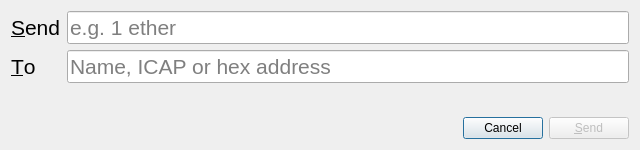
Above: libaleth/SendDialog.ui from ethereum/alethzero before the change. Below: the same form after it.
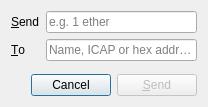
That is the form after the change.

Commit message: Fix send ether size constraints.

```diff
--- a/libaleth/SendDialog.ui
+++ b/libaleth/SendDialog.ui
@@ -2,40 +2,14 @@
 <ui version="4.0">
  <class>SendDialog</class>
  <widget class="QDialog" name="SendDialog">
-  <property name="geometry">
-   <rect>
-    <x>0</x>
-    <y>0</y>
-    <width>640</width>
-    <height>150</height>
-   </rect>
-  </property>
-  <property name="minimumSize">
-   <size>
-    <width>640</width>
-    <height>150</height>
-   </size>
-  </property>
-  <property name="maximumSize">
-   <size>
-    <width>640</width>
-    <height>150</height>
-   </size>
-  </property>
   <property name="windowTitle">
    <string>Send Transaction</string>
   </property>
   <layout class="QVBoxLayout" name="verticalLayout">
    <item>
     <layout class="QGridLayout" name="gridLayout">
-     <property name="sizeConstraint">
-      <enum>QLayout::SetFixedSize</enum>
-     </property>
      <item row="0" column="0" rowspan="2">
       <widget class="QLabel" name="label_2">
-       <property name="styleSheet">
-        <string notr="true">font-size: 16pt</string>
-       </property>
        <property name="text">
         <string>&amp;Send</string>
        </property>
@@ -49,9 +23,6 @@
      </item>
      <item row="2" column="0" rowspan="2">
       <widget class="QLabel" name="label">
-       <property name="styleSheet">
-        <string notr="true">font-size: 16pt</string>
-       </property>
        <property name="text">
         <string>&amp;To</string>
        </property>
@@ -62,9 +33,6 @@
      </item>
      <item row="0" column="1" rowspan="2">
       <widget class="QLineEdit" name="value">
-       <property name="styleSheet">
-        <string notr="true">font-size: 16pt</string>
-       </property>
        <property name="inputMask">
         <string/>
        </property>
@@ -78,9 +46,6 @@
      </item>
      <item row="2" column="1" rowspan="2">
       <widget class="QLineEdit" name="to">
-       <property name="styleSheet">
-        <string notr="true">font-size: 16pt</string>
-       </property>
        <property name="text">
         <string/>
        </property>
@@ -96,12 +61,6 @@
      <property name="orientation">
       <enum>Qt::Vertical</enum>
      </property>
-     <property name="sizeHint" stdset="0">
-      <size>
-       <width>20</width>
-       <height>9</height>
-      </size>
-     </property>
     </spacer>
    </item>
    <item>
@@ -121,12 +80,6 @@
        <property name="orientation">
         <enum>Qt::Horizontal</enum>
        </property>
-       <property name="sizeHint" stdset="0">
-        <size>
-         <width>40</width>
-         <height>20</height>
-        </size>
-       </property>
       </spacer>
      </item>
      <item>
```
